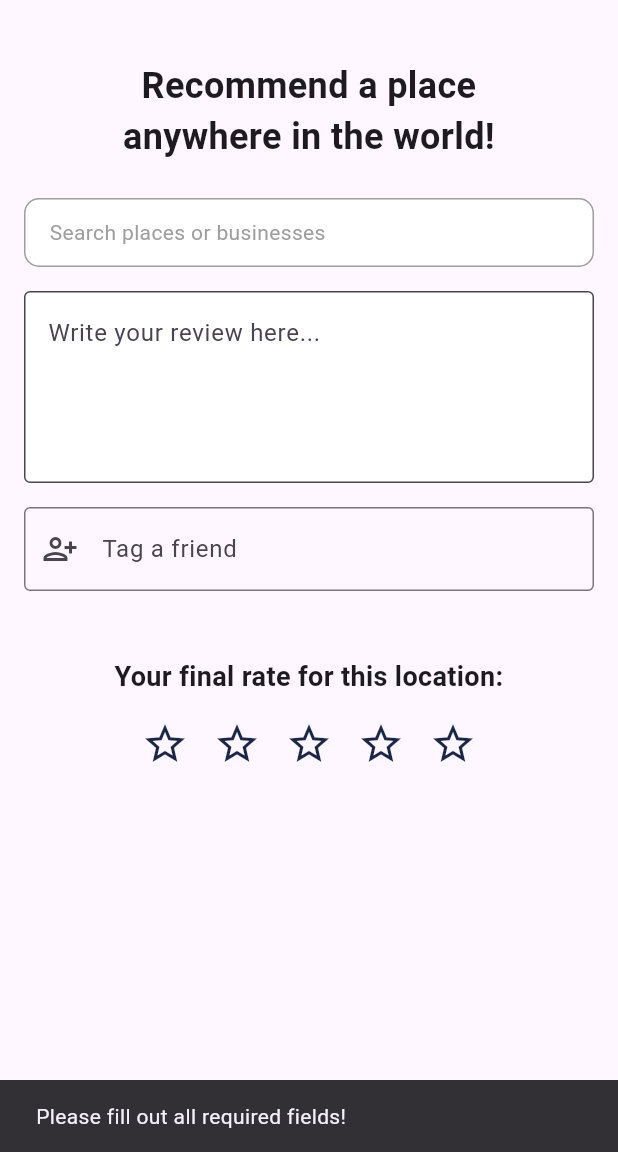
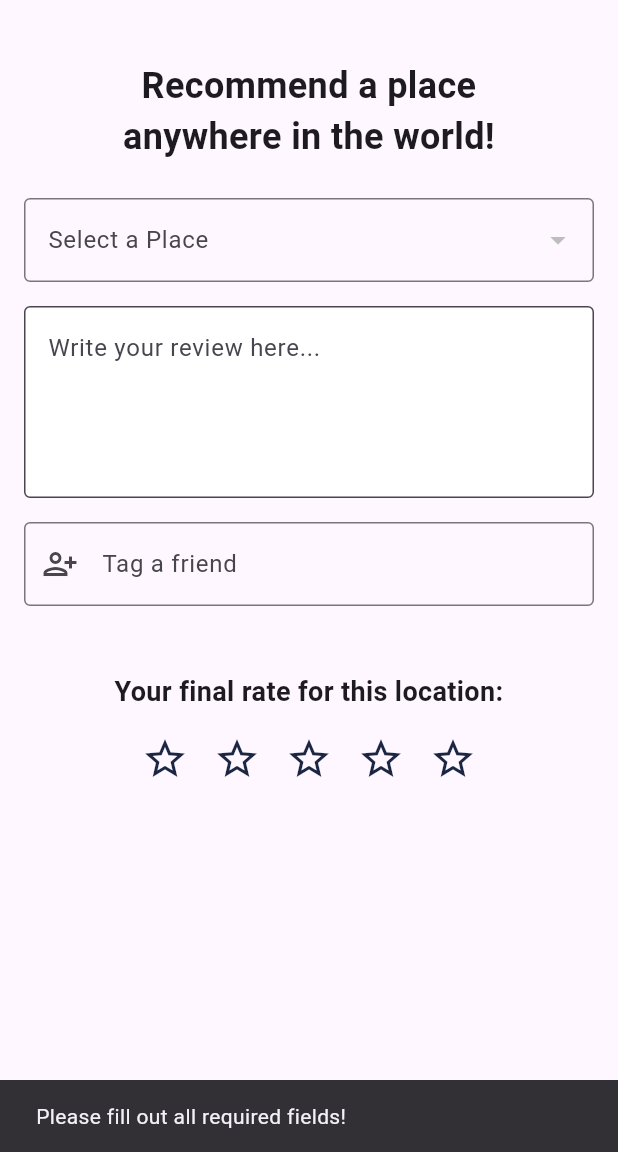
Before and after one commit to DimitrisKu/Been-There2, a Flutter app: the NewPost_Widget screen opened directly with empty values, after a tap on "Save", on a phone screen of 412 x 824 dp, the part 84-1236 px from its top. Run offline on Flutter 3.47's test engine with Material 3 defaults, Android fonts, the phone set to English and light mode, and no system bars; our stand-ins replace cloud_firestore, firebase_core, google_fonts, google_maps_flutter; accounts and stored records are empty.

Commit message:
new post

```diff
--- a/lib/Map.dart
+++ b/lib/Map.dart
@@ -112,7 +112,7 @@ class _CoordinatesMapState extends State<CoordinatesMap> {
 
     return Scaffold(
       appBar: mainAppBar(context, user), // Custom AppBar
-      bottomNavigationBar: ProfileMenu(context, user), // Custom Bottom Navigation Bar
+      bottomNavigationBar: MapMenu(context, user), // Custom Bottom Navigation Bar
       body: Stack(
         children: [
           GoogleMap(
--- a/lib/NewPost.dart
+++ b/lib/NewPost.dart
@@ -1,7 +1,5 @@
 import 'package:flutter/material.dart';
 import 'package:cloud_firestore/cloud_firestore.dart';
-import 'package:flutter_google_places/flutter_google_places.dart';
-import 'package:google_maps_webservice/places.dart';
 
 class NewPost_Widget extends StatefulWidget {
   @override
@@ -23,10 +21,15 @@ class _NewPost_WidgetState extends State<NewPost_Widget> {
   final TextEditingController _tagController = TextEditingController();
   final FocusNode _tagFocusNode = FocusNode();
 
+  // Places list
+  List<Map<String, dynamic>> _places = []; // List of fetched places
+  bool _isLoadingPlaces = true; // Loading state for places
+
   @override
   void initState() {
     super.initState();
     _fetchUsersFromFirestore(); // Fetch users for tagging
+    _fetchPlacesFromFirestore(); // Fetch places from Firestore
 
     // Show suggestions when the tag field is focused
     _tagFocusNode.addListener(() {
@@ -58,6 +61,36 @@ class _NewPost_WidgetState extends State<NewPost_Widget> {
       print('Error fetching users from Firestore: $e');
     }
   }
+
+  Future<void> _fetchPlacesFromFirestore() async {
+    QuerySnapshot snapshot = await FirebaseFirestore.instance
+        .collection('Places') // Ensure collection name matches
+        .get();
+
+    setState(() {
+      _places = snapshot.docs
+          .map((doc) {
+            final data = doc.data() as Map<String, dynamic>;
+            if (data.containsKey('Location') && data.containsKey('coordinates')) {
+              GeoPoint geoPoint = data['coordinates'];
+              return {
+                'location': data['Location'],
+                'latitude': geoPoint.latitude,
+                'longitude': geoPoint.longitude,
+              };
+            }
+            return null; // Skip invalid documents
+          })
+          .where((place) => place != null) // Remove null entries
+          .cast<Map<String, dynamic>>() // Cast to correct type
+          .toList();
+
+      _isLoadingPlaces = false;
+    });
+
+    print('Fetched places: $_places');
+  }
+
 
   // Filter users based on input
   void _filterUsers(String input) {
@@ -96,7 +129,6 @@ class _NewPost_WidgetState extends State<NewPost_Widget> {
       ScaffoldMessenger.of(context).showSnackBar(
         SnackBar(content: Text('Post created successfully!')),
       );
-      Navigator.pop(context);
     } catch (e) {
       print('Failed to save post: $e');
       ScaffoldMessenger.of(context).showSnackBar(
@@ -155,45 +187,32 @@ class _NewPost_WidgetState extends State<NewPost_Widget> {
               ),
               const SizedBox(height: 24),
 
-              // Location field
-              GestureDetector(
-                onTap: () async {
-                  Prediction? prediction = await PlacesAutocomplete.show(
-                    context: context,
-                    apiKey: 'YOUR_GOOGLE_API_KEY',
-                    mode: Mode.overlay, // Fullscreen overlay
-                    language: 'en', // Language
-                    components: [Component(Component.country, 'gr')], // Greece
-                  );
+              // Places dropdown or loading indicator
+              _isLoadingPlaces
+                  ? Center(child: CircularProgressIndicator())
+                  : DropdownButtonFormField<Map<String, dynamic>>(
+                      decoration: InputDecoration(
+                        labelText: 'Select a Place',
+                        border: OutlineInputBorder(),
+                      ),
+                      items: _places.map((place) {
+                        return DropdownMenuItem(
+                          value: place,
+                          child: Text(place['location']), // Display place name
+                        );
+                      }).toList(),
+                      onChanged: (selectedPlace) {
+                        setState(() {
+                          _location = selectedPlace!['location'];
+                          _latitude = selectedPlace['latitude'];
+                          _longitude = selectedPlace['longitude'];
+                        });
+                      },
+                    ),
 
-                  if (prediction != null) {
-                    PlacesDetailsResponse detail = await GoogleMapsPlaces(
-                      apiKey: 'YOUR_GOOGLE_API_KEY',
-                    ).getDetailsByPlaceId(prediction.placeId!);
-
-                    setState(() {
-                      _location = prediction.description;
-                      _latitude = detail.result.geometry!.location.lat;
-                      _longitude = detail.result.geometry!.location.lng;
-                    });
-                  }
-                },
-                child: Container(
-                  padding: EdgeInsets.symmetric(horizontal: 16, vertical: 12),
-                  decoration: BoxDecoration(
-                    border: Border.all(color: Colors.grey),
-                    borderRadius: BorderRadius.circular(10),
-                    color: Colors.white,
-                  ),
-                  child: Text(
-                    _location ?? 'Search places or businesses',
-                    style: TextStyle(color: Colors.grey),
-                  ),
-                ),
-              ),
               const SizedBox(height: 16),
 
-              // Description field
+              // Description input
               TextField(
                 onChanged: (value) => _description = value,
                 maxLines: 4,
```
